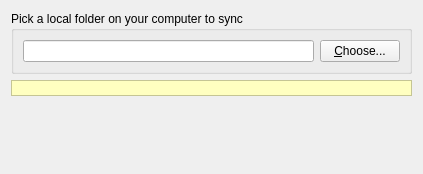
Old version of the form src/gui/folderwizardsourcepage.ui in the repository nextcloud/desktop.
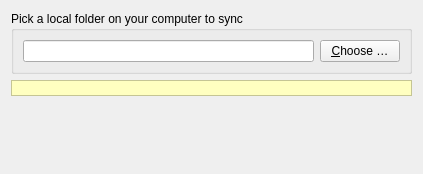
New version of the form.

Commit message: l10n: Triple dot to ellipsis

The edit to the form file:
```diff
--- a/src/gui/folderwizardsourcepage.ui
+++ b/src/gui/folderwizardsourcepage.ui
@@ -41,7 +41,7 @@
         <item>
          <widget class="QPushButton" name="localFolderChooseBtn">
           <property name="text">
-           <string>&amp;Choose...</string>
+           <string>&amp;Choose …</string>
           </property>
          </widget>
         </item>
```
